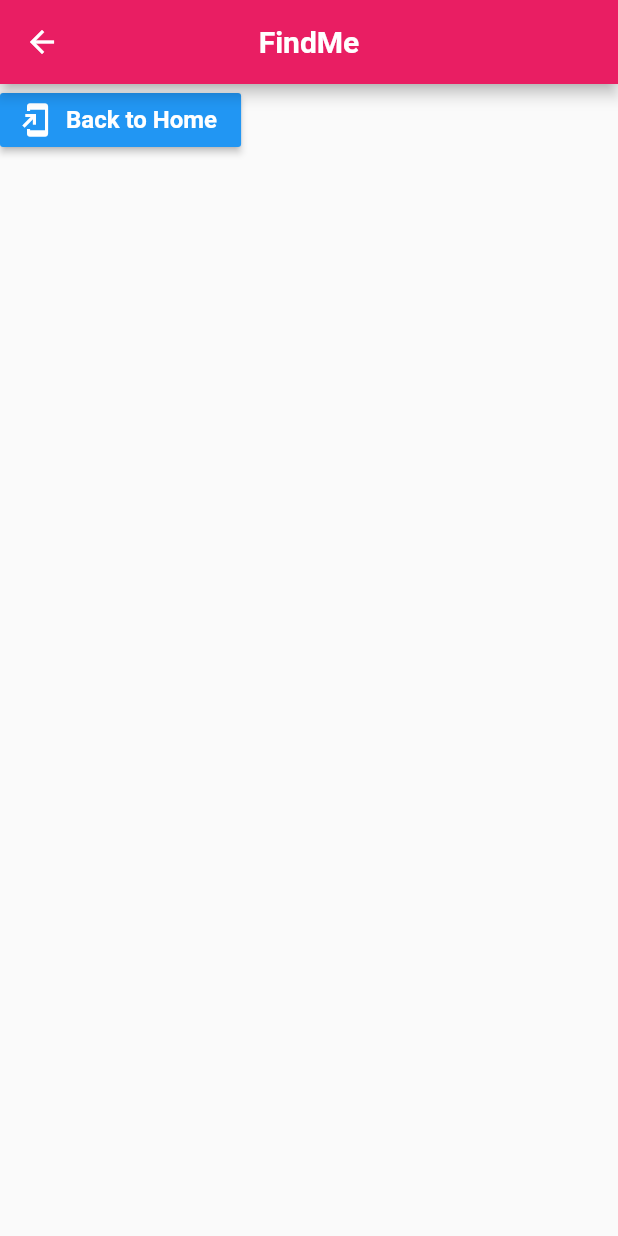
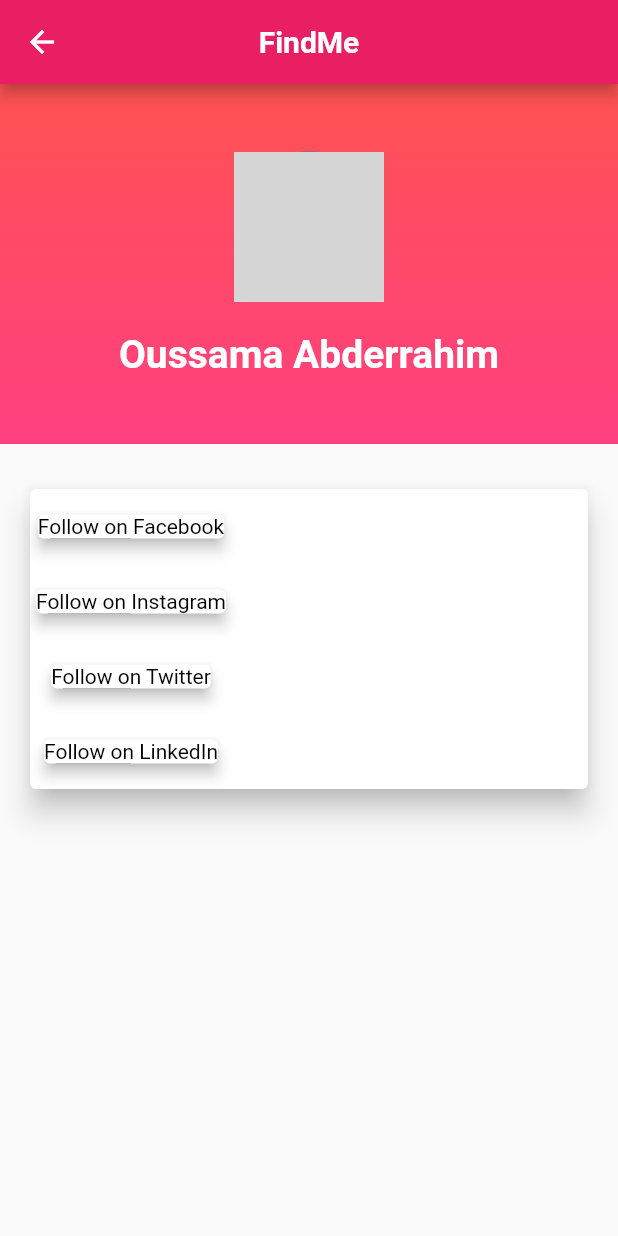
Before and after one commit to malek/FindMe, a Flutter app: the Results screen opened by its route, on a phone screen of 412 x 824 dp. Run offline on Flutter 3.47's test engine with Material 2 defaults, Android fonts, the phone set to English and light mode, and no system bars; network calls fail; grey boxes are pictures that could not be loaded.

Commit message:
Add Top Container in Result Page

```diff
--- a/lib/pages/results.dart
+++ b/lib/pages/results.dart
@@ -19,22 +19,90 @@ class _ResultsState extends State<Results> {
           centerTitle: true,
           backgroundColor: Colors.pink,
         ),
-      body: RaisedButton.icon(
-          color: Colors.blue,
-          onPressed: () {
-            Navigator.pushNamed(context, '/home');
-          },
-          icon: Icon(
-            Icons.add_to_home_screen,
+        body: Column(
+          children: <Widget>[
+            Container(
+              decoration: BoxDecoration(
+                  gradient: LinearGradient(
+                      begin: Alignment.topCenter,
+                      end: Alignment.bottomCenter,
+                      colors: [Colors.redAccent, Colors.pinkAccent])),
+              child: Container(
+                width: double.infinity,
+                height: 240.0,
+                child: Center(
+                  child: Column(
+                    crossAxisAlignment: CrossAxisAlignment.center,
+                    mainAxisAlignment: MainAxisAlignment.center,
+                    children: <Widget>[
+                      CircleAvatar(
+                        backgroundImage: NetworkImage(
+                            "https://lh3.googleusercontent.com/-mGkGQtgsLjA/AAAAAAAAAAI/AAAAAAAAAAA/ACHi3rcAQmY3uszZ1HR-gE4VfvMMJkiSNQ.CMID/s96-c/photo.jpg"),
+                        radius: 50.0,
+                      ),
+                      SizedBox(
+                        height: 20.0,
+                      ),
+                      Text(
+                        "Oussama Abderrahim",
+                        style: TextStyle(
+                            fontSize: 26.0,
+                            fontWeight: FontWeight.w700,
+                            color: Colors.white),
+                      ),
+                    ],
+                  ),
+                ),
+              ),
+            ),
+            Card(
+              margin: EdgeInsets.symmetric(horizontal: 20.0, vertical: 30.0),
+              clipBehavior: Clip.antiAlias,
               color: Colors.white,
+              elevation: 8.0,
+              child: Row(
+                children: <Widget>[
+                  Container(
+                    height: 200,
+                    child: Column(
+                      crossAxisAlignment: CrossAxisAlignment.center,
+                      mainAxisAlignment: MainAxisAlignment.spaceAround,
+                      children: <Widget>[
+                        Card(
+                          elevation: 4.0,
+                          child: Text(
+                            "Follow on Facebook",
+                            style: TextStyle(color: Colors.black),
                           ),
-          label: Text(
-            'Back to Home',
-            style: TextStyle(
-                color: Colors.white,
-                fontSize: 16,
-                fontWeight: FontWeight.bold),
-          )),
-    );
+                        ),
+                        Card(
+                          elevation: 4.0,
+                          child: Text(
+                            "Follow on Instagram",
+                            style: TextStyle(color: Colors.black),
+                          ),
+                        ),
+                        Card(
+                          elevation: 4.0,
+                          child: Text(
+                            "Follow on Twitter",
+                            style: TextStyle(color: Colors.black),
+                          ),
+                        ),
+                        Card(
+                          elevation: 4.0,
+                          child: Text(
+                            "Follow on LinkedIn",
+                            style: TextStyle(color: Colors.black),
+                          ),
+                        ),
+                      ],
+                    ),
+                  )
+                ],
+              ),
+            )
+          ],
+        ));
   }
 }
```
Lines whose indentation alone changed are shown as unchanged.
